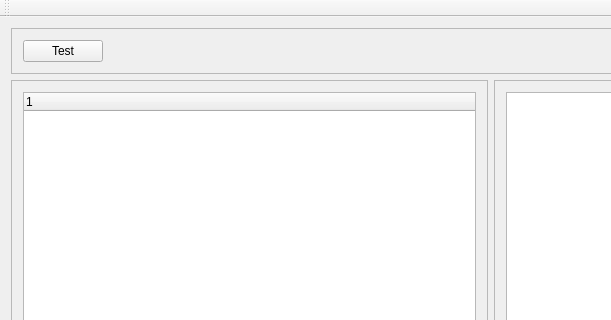
iegrsy/Qt, file QtTestGUI/mainwindow.ui: the form before one commit; both pictures show x 0 to 611 and y 0 to 320 of the 982 by 553 pixel window.
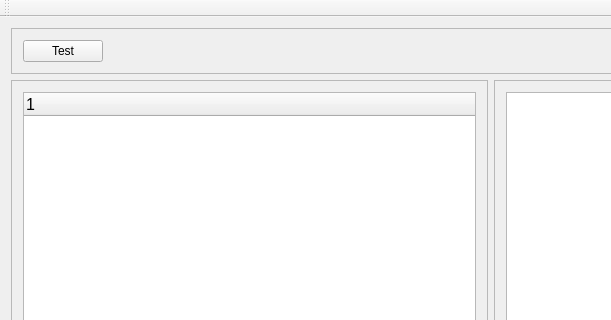
The form after the commit.

The edit to the form file:
```diff
--- a/QtTestGUI/mainwindow.ui
+++ b/QtTestGUI/mainwindow.ui
@@ -26,6 +26,11 @@
       <layout class="QHBoxLayout" name="horizontalLayout_2">
        <item>
         <widget class="QTreeWidget" name="treeWidget">
+         <property name="font">
+          <font>
+           <pointsize>12</pointsize>
+          </font>
+         </property>
          <property name="sizeAdjustPolicy">
           <enum>QAbstractScrollArea::AdjustIgnored</enum>
          </property>
```
Left out of the diff: 8 changed lines with no effect on the pictures.
